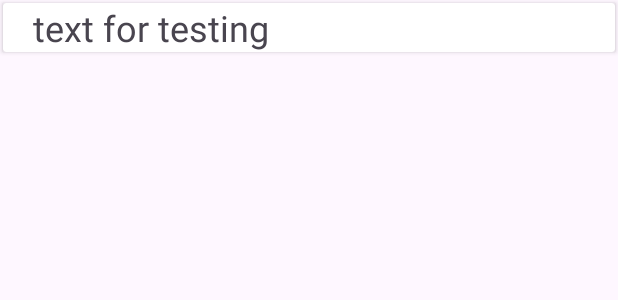
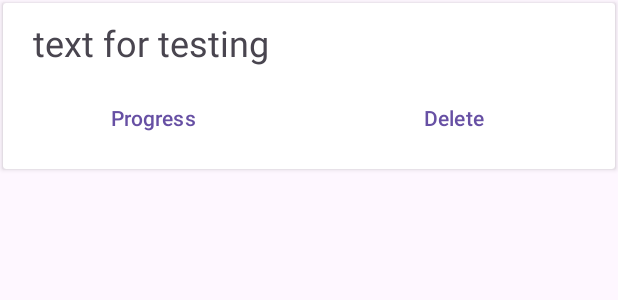
Before and after one commit to bogialmasi/androidKanbanBoard, an Android app: the layout list_item.xml on its own in the app's theme, with its tools: preview values and no code run, on a phone screen of 412 x 824 dp. Shown: the top 300 px of the screen. Run offline under Robolectric (Android 15) with nearby library versions, the phone set to English and light mode, and no system bars.

Commit message:
redesigning list items, adding buttons

```diff
--- a/app/src/main/res/layout/list_item.xml
+++ b/app/src/main/res/layout/list_item.xml
@@ -1,22 +1,50 @@
 <?xml version="1.0" encoding="utf-8"?>
-<androidx.cardview.widget.CardView
-    xmlns:android="http://schemas.android.com/apk/res/android"
+<androidx.cardview.widget.CardView xmlns:android="http://schemas.android.com/apk/res/android"
     android:layout_height="wrap_content"
     android:layout_width="match_parent"
+    xmlns:app="http://schemas.android.com/apk/res-auto"
     android:elevation="6dp"
     android:layout_margin="2dp"
     android:id="@+id/list_item_layout">
-    <LinearLayout
+    <androidx.constraintlayout.widget.ConstraintLayout
         android:layout_width="match_parent"
         android:layout_height="match_parent"
-        android:orientation="horizontal">
+        android:orientation="vertical">
         <TextView
             android:layout_width="match_parent"
             android:layout_height="wrap_content"
             android:textSize="24sp"
             android:text="@string/text"
+            app:layout_constraintStart_toStartOf="parent"
+            app:layout_constraintEnd_toEndOf="parent"
+            app:layout_constraintTop_toTopOf="parent"
             android:layout_marginStart="20dp"
+            android:layout_marginTop="10dp"
             android:id="@+id/list_item_content"
             />
+    <LinearLayout
+        style="?android:attr/buttonBarStyle"
+        android:layout_width="match_parent"
+        android:layout_height="match_parent"
+        android:orientation="horizontal"
+        app:layout_constraintTop_toBottomOf="@id/list_item_content">
+
+        <Button
+            android:id="@+id/list_item_progress_btn"
+            style="?android:attr/buttonBarButtonStyle"
+            android:layout_width="180dp"
+            android:layout_height="wrap_content"
+            android:text="@string/progress"
+            android:layout_margin="10dp" />
+
+        <Button
+            android:id="@+id/list_item_delete_btn"
+            style="?android:attr/buttonBarButtonStyle"
+            android:layout_width="180dp"
+            android:layout_height="wrap_content"
+            android:text="@string/delete"
+            android:layout_margin="10dp"
+            />
     </LinearLayout>
+    </androidx.constraintlayout.widget.ConstraintLayout>
 </androidx.cardview.widget.CardView>
--- a/app/src/main/res/values/strings.xml
+++ b/app/src/main/res/values/strings.xml
@@ -10,4 +10,6 @@
     <string name="write_something_here">What are you planning to do?</string>
     <string name="add">ADD</string>
     <string name="text">text for testing</string>
+    <string name="progress">Progress</string>
+    <string name="delete">Delete</string>
 </resources>
```
